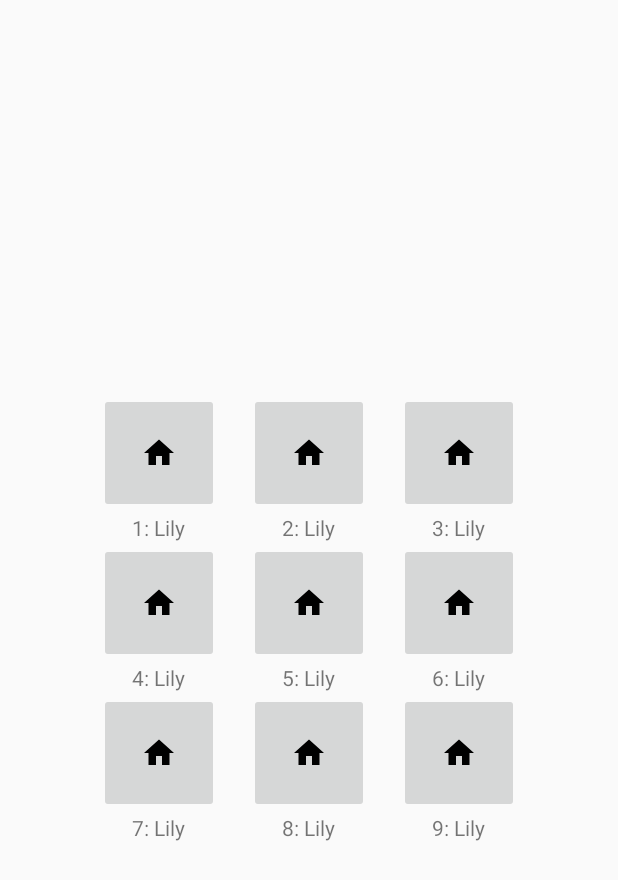
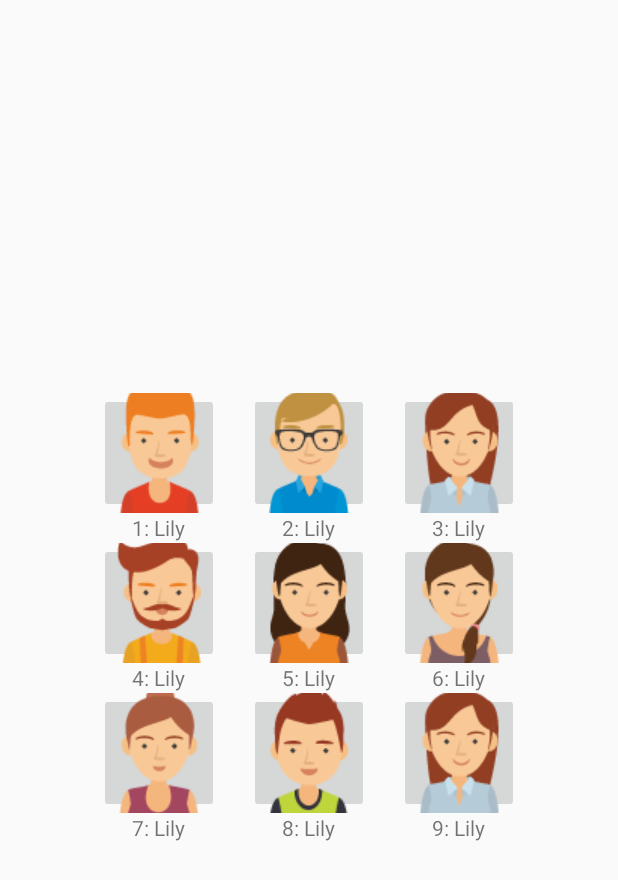
Before and after one commit to tuahlamof/BoardGame, an Android app: the layout fragment_game.xml on its own in the app's theme, with its tools: preview values and no code run, on a phone screen of 412 x 824 dp. Shown: the top 880 px of the screen. Run offline under Robolectric (Android 15) with nearby library versions, the phone set to English and light mode, and no system bars.

Commit message:
user icon

```diff
--- a/app/src/main/res/layout/activity_main.xml
+++ b/app/src/main/res/layout/activity_main.xml
@@ -4,6 +4,7 @@
     xmlns:tools="http://schemas.android.com/tools"
     android:layout_width="match_parent"
     android:layout_height="match_parent"
+                android:background="@drawable/lycan_background"
     tools:context="com.project.huiyu.killertry.MainActivity">
 
     <Button
--- a/app/src/main/res/layout/fragment_game.xml
+++ b/app/src/main/res/layout/fragment_game.xml
@@ -15,7 +15,7 @@
             android:layout_width="80dp"
             android:layout_height="80dp"
             android:layout_gravity="center"
-            android:src="@drawable/ic_home_black_24dp" />
+            android:src="@drawable/man1mdpi" />
         <TextView
             android:id="@+id/player1_name"
             android:layout_width="wrap_content"
@@ -32,7 +32,7 @@
             android:layout_width="80dp"
             android:layout_height="80dp"
             android:layout_gravity="center"
-            android:src="@drawable/ic_home_black_24dp" />
+            android:src="@drawable/man2mdpi" />
         <TextView
             android:id="@+id/player2_name"
             android:layout_width="wrap_content"
@@ -49,7 +49,7 @@
             android:layout_width="80dp"
             android:layout_height="80dp"
             android:layout_gravity="center"
-            android:src="@drawable/ic_home_black_24dp" />
+            android:src="@drawable/woman4mdpi" />
         <TextView
             android:id="@+id/player3_name"
             android:layout_width="wrap_content"
@@ -67,7 +67,7 @@
             android:layout_width="80dp"
             android:layout_height="80dp"
             android:layout_gravity="center"
-            android:src="@drawable/ic_home_black_24dp" />
+            android:src="@drawable/man3mdpi" />
         <TextView
             android:id="@+id/player4_name"
             android:layout_width="wrap_content"
@@ -84,7 +84,7 @@
             android:layout_width="80dp"
             android:layout_height="80dp"
             android:layout_gravity="center"
-            android:src="@drawable/ic_home_black_24dp" />
+            android:src="@drawable/woman1mdpi" />
         <TextView
             android:id="@+id/player5_name"
             android:layout_width="wrap_content"
@@ -101,7 +101,7 @@
             android:layout_width="80dp"
             android:layout_height="80dp"
             android:layout_gravity="center"
-            android:src="@drawable/ic_home_black_24dp" />
+            android:src="@drawable/woman2mdpi" />
         <TextView
             android:id="@+id/player6_name"
             android:layout_width="wrap_content"
@@ -118,7 +118,7 @@
             android:layout_width="80dp"
             android:layout_height="80dp"
             android:layout_gravity="center"
-            android:src="@drawable/ic_home_black_24dp" />
+            android:src="@drawable/woman3mdpi" />
         <TextView
             android:id="@+id/player7_name"
             android:layout_width="wrap_content"
@@ -135,7 +135,7 @@
             android:layout_width="80dp"
             android:layout_height="80dp"
             android:layout_gravity="center"
-            android:src="@drawable/ic_home_black_24dp" />
+            android:src="@drawable/man5mdpi" />
         <TextView
             android:id="@+id/player8_name"
             android:layout_width="wrap_content"
@@ -152,7 +152,7 @@
             android:layout_width="80dp"
             android:layout_height="80dp"
             android:layout_gravity="center"
-            android:src="@drawable/ic_home_black_24dp" />
+            android:src="@drawable/woman4mdpi" />
         <TextView
             android:id="@+id/player9_name"
             android:layout_width="wrap_content"
```
Also changed, not shown: app/src/main/res/drawable/lycan_background.jpg (added), app/src/main/res/drawable/man1mdpi.png (added), app/src/main/res/drawable/man2mdpi.png (added), app/src/main/res/drawable/man3mdpi.png (added), app/src/main/res/drawable/man4mdpi.png (added), app/src/main/res/drawable/man5mdpi.png (added), app/src/main/res/drawable/woman1mdpi.png (added), app/src/main/res/drawable/woman2mdpi.png (added), app/src/main/res/drawable/woman3mdpi.png (added), app/src/main/res/drawable/woman4mdpi.png (added), app/src/main/res/drawable/woman5mdpi.png (added), 6 other files.
